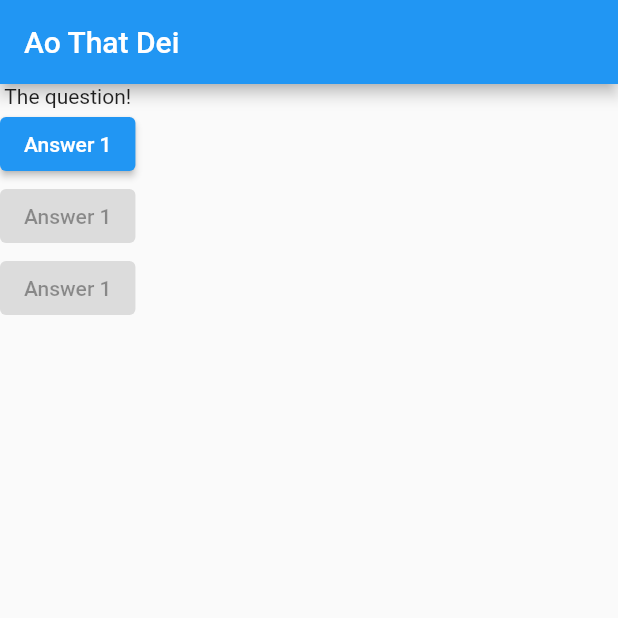
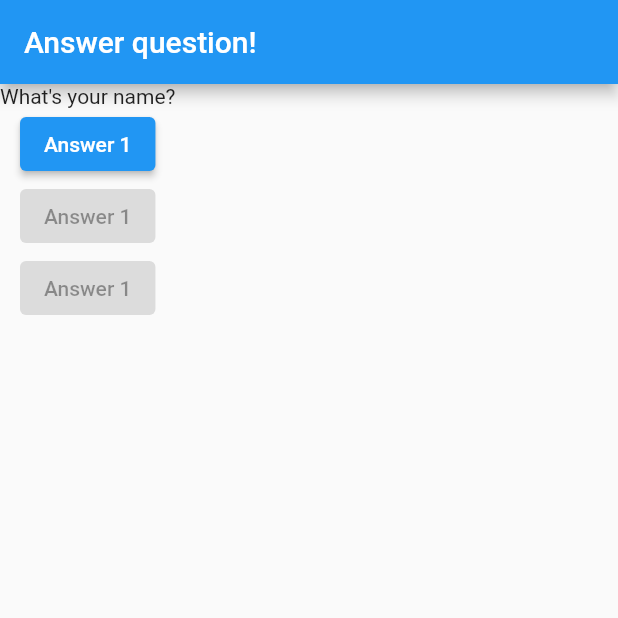
Before and after one commit to BangVu-dev/first_app_flutter, a Flutter app: the screen it shows after launch, after a tap on "Answer 1", on a phone screen of 412 x 824 dp, the top half of it. Run offline on Flutter 3.47's test engine with Material 2 defaults, Android fonts, the phone set to English and light mode, and no system bars.

```diff
--- a/lib/main.dart
+++ b/lib/main.dart
@@ -2,21 +2,36 @@ import 'package:flutter/material.dart';
 
 void main() => {runApp(MyApp())};
 
-class MyApp extends StatelessWidget {
+class MyApp extends StatefulWidget {
+  @override
+  State<StatefulWidget> createState() {
+    return MyAppState();
+  }
+}
+
+class MyAppState extends State<MyApp> {
+  var questionIndex = 0;
   void answerQuestion() {
-    print('hahahah ao ma canada!');
+    setState(() {
+      questionIndex += 1;
+    });
+    print(questionIndex);
   }
 
   @override
   Widget build(BuildContext context) {
+    var questions = [
+      'Who is the most handsome man in the world?',
+      'What\'s your name?'
+    ];
     return MaterialApp(
       home: Scaffold(
         appBar: AppBar(
-          title: Text('Ao That Dei'),
+          title: Text('Answer question!'),
         ),
         body: Column(
           children: [
-            Text('The question!'),
+            Text(questions[questionIndex]),
             ElevatedButton(onPressed: answerQuestion, child: Text('Answer 1')),
             ElevatedButton(onPressed: null, child: Text('Answer 1')),
             ElevatedButton(onPressed: null, child: Text('Answer 1')),
```
